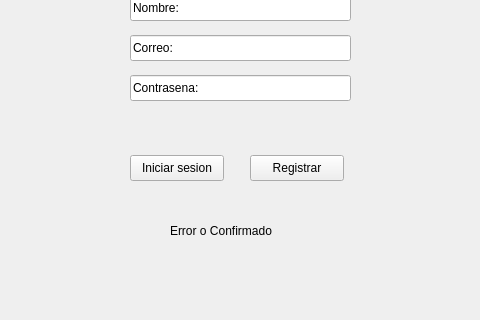
Old version of the form TP FINAL.ui in the repository tf-butta/MyDay; both pictures show x 150 to 630 and y 94 to 414 of the 800 by 600 pixel window.
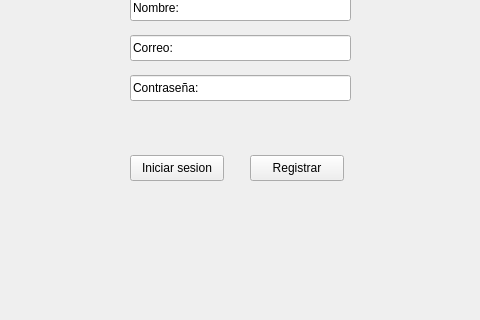
New version of the form.

What changed in the file:
```diff
--- a/TP FINAL.ui
+++ b/TP FINAL.ui
@@ -76,7 +76,7 @@
      </rect>
     </property>
     <property name="text">
-     <string>Contrasena:</string>
+     <string>Contraseña: </string>
     </property>
    </widget>
    <widget class="QPushButton" name="btnRegistro">
@@ -95,14 +95,14 @@
    <widget class="QLabel" name="lblError">
     <property name="geometry">
      <rect>
-      <x>320</x>
+      <x>260</x>
       <y>290</y>
-      <width>141</width>
+      <width>261</width>
       <height>31</height>
      </rect>
     </property>
     <property name="text">
-     <string>Error o Confirmado</string>
+     <string/>
     </property>
    </widget>
   </widget>
```
Left out of the diff: 23 changed lines with no effect on the pictures.
